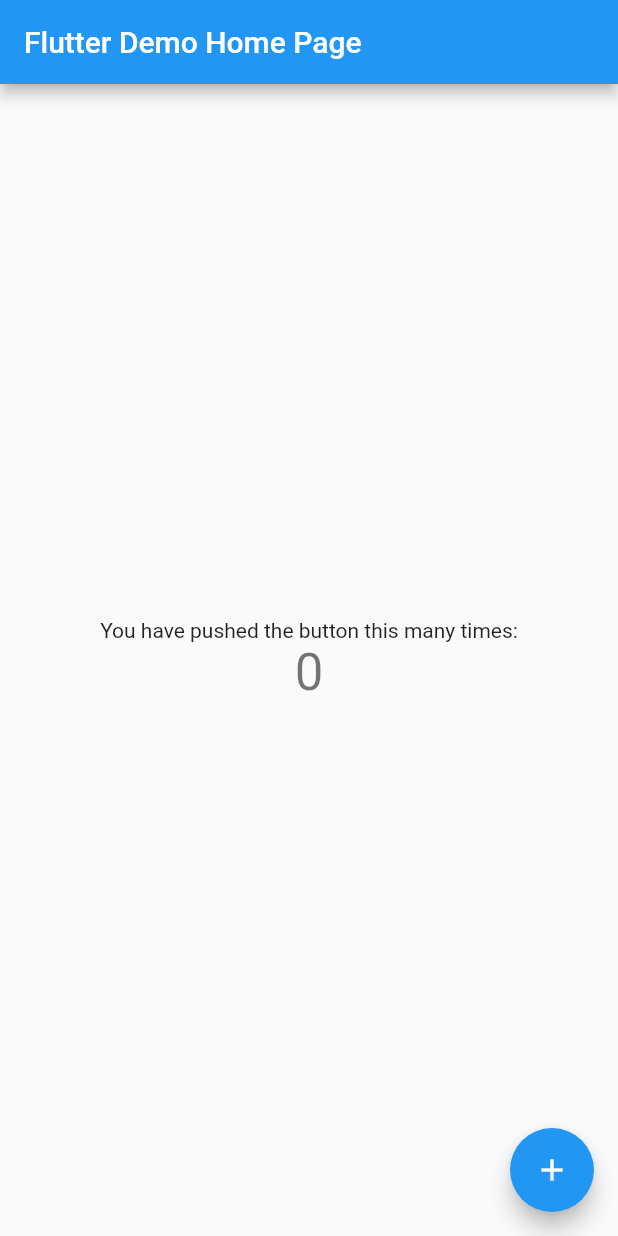
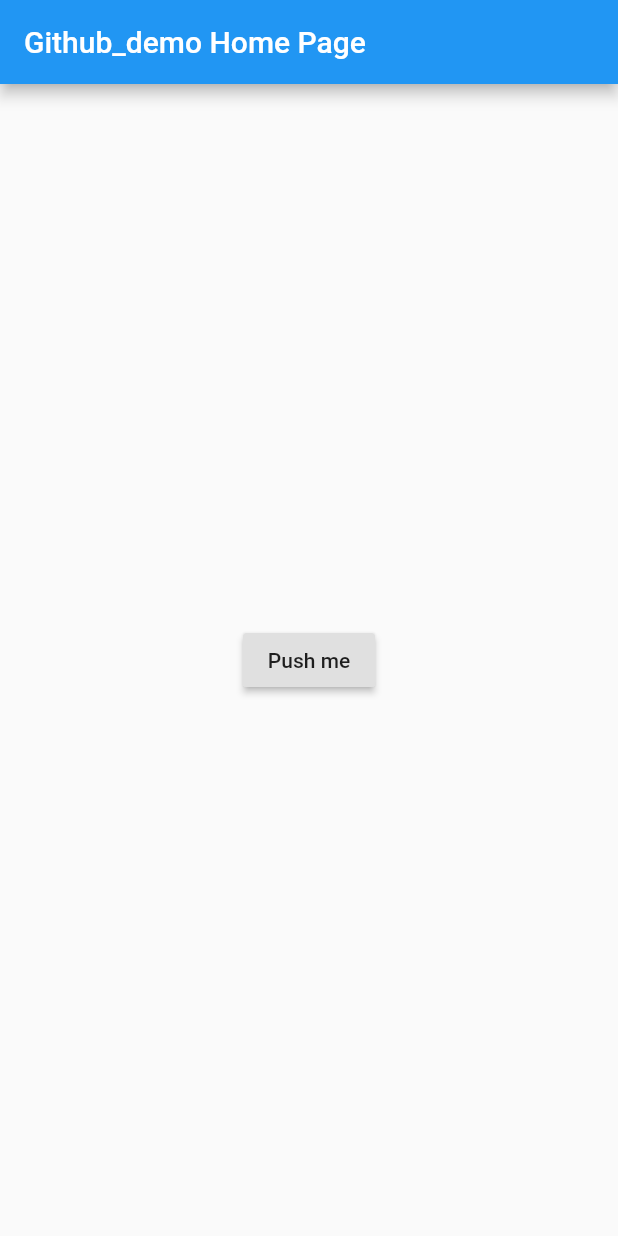
Before and after one commit to Gavrik93/github_test_app, a Flutter app: the screen it shows after launch, on a phone screen of 412 x 824 dp. Run offline on Flutter 3.47's test engine with Material 2 defaults, Android fonts, the phone set to English and light mode, and no system bars.

Commit message:
Fetch data from Github API for models

```diff
--- /dev/null
+++ b/lib/constants/github_constants.dart
@@ -0,0 +1,10 @@
+class GithubConstants {
+  static String baseGithubUrl = 'https://api.github.com';
+
+  static String user = 'Gavrik93';
+  static String repo = 'github_test_app';
+
+  static String getUser = "$baseGithubUrl/users$user";
+  static String getUserRepos = "$baseGithubUrl/users/$user/repos";
+  static String getUserCommits = "$baseGithubUrl/repos/$user/$repo/commits";
+}
--- a/lib/main.dart
+++ b/lib/main.dart
@@ -1,41 +1,39 @@
+import 'dart:convert';
+
 import 'package:flutter/material.dart';
+import './constants/github_constants.dart';
+import 'package:http/http.dart' as http;
+
 
 void main() => runApp(MyApp());
 
+//String url = GithubConstants.getUserCommits;
+// List<GithubParse> parseGithub(String responseBody) {
+
+// }
+
+Future fetchGithub() async {
+  String url = GithubConstants.getUserCommits;
+  final response = await http.get(url);
+  List <dynamic> githubData = jsonDecode(response.body);
+  print('${githubData.length}');
+}
+
 class MyApp extends StatelessWidget {
-  // This widget is the root of your application.
   @override
   Widget build(BuildContext context) {
     return MaterialApp(
-      title: 'Flutter Demo',
+      title: 'Github_demo',
       theme: ThemeData(
-        // This is the theme of your application.
-        //
-        // Try running your application with "flutter run". You'll see the
-        // application has a blue toolbar. Then, without quitting the app, try
-        // changing the primarySwatch below to Colors.green and then invoke
-        // "hot reload" (press "r" in the console where you ran "flutter run",
-        // or simply save your changes to "hot reload" in a Flutter IDE).
-        // Notice that the counter didn't reset back to zero; the application
-        // is not restarted.
         primarySwatch: Colors.blue,
       ),
-      home: MyHomePage(title: 'Flutter Demo Home Page'),
+      home: MyHomePage(title: 'Github_demo Home Page'),
     );
   }
 }
 
 class MyHomePage extends StatefulWidget {
   MyHomePage({Key key, this.title}) : super(key: key);
-
-  // This widget is the home page of your application. It is stateful, meaning
-  // that it has a State object (defined below) that contains fields that affect
-  // how it looks.
-
-  // This class is the configuration for the state. It holds the values (in this
-  // case the title) provided by the parent (in this case the App widget) and
-  // used by the build method of the State. Fields in a Widget subclass are
-  // always marked "final".
 
   final String title;
 
@@ -44,68 +42,23 @@ class MyHomePage extends StatefulWidget {
 }
 
 class _MyHomePageState extends State<MyHomePage> {
-  int _counter = 0;
-
-  void _incrementCounter() {
-    setState(() {
-      // This call to setState tells the Flutter framework that something has
-      // changed in this State, which causes it to rerun the build method below
-      // so that the display can reflect the updated values. If we changed
-      // _counter without calling setState(), then the build method would not be
-      // called again, and so nothing would appear to happen.
-      _counter++;
-    });
-  }
-
   @override
   Widget build(BuildContext context) {
-    // This method is rerun every time setState is called, for instance as done
-    // by the _incrementCounter method above.
-    //
-    // The Flutter framework has been optimized to make rerunning build methods
-    // fast, so that you can just rebuild anything that needs updating rather
-    // than having to individually change instances of widgets.
     return Scaffold(
       appBar: AppBar(
-        // Here we take the value from the MyHomePage object that was created by
-        // the App.build method, and use it to set our appbar title.
         title: Text(widget.title),
       ),
       body: Center(
-        // Center is a layout widget. It takes a single child and positions it
-        // in the middle of the parent.
         child: Column(
-          // Column is also a layout widget. It takes a list of children and
-          // arranges them vertically. By default, it sizes itself to fit its
-          // children horizontally, and tries to be as tall as its parent.
-          //
-          // Invoke "debug painting" (press "p" in the console, choose the
-          // "Toggle Debug Paint" action from the Flutter Inspector in Android
-          // Studio, or the "Toggle Debug Paint" command in Visual Studio Code)
-          // to see the wireframe for each widget.
-          //
-          // Column has various properties to control how it sizes itself and
-          // how it positions its children. Here we use mainAxisAlignment to
-          // center the children vertically; the main axis here is the vertical
-          // axis because Columns are vertical (the cross axis would be
-          // horizontal).
           mainAxisAlignment: MainAxisAlignment.center,
           children: <Widget>[
-            Text(
-              'You have pushed the button this many times:',
-            ),
-            Text(
-              '$_counter',
-              style: Theme.of(context).textTheme.display1,
-            ),
+            RaisedButton(
+              child: Text('Push me'),
+              onPressed: fetchGithub,
+            )
           ],
         ),
       ),
-      floatingActionButton: FloatingActionButton(
-        onPressed: _incrementCounter,
-        tooltip: 'Increment',
-        child: Icon(Icons.add),
-      ), // This trailing comma makes auto-formatting nicer for build methods.
     );
   }
 }
```
Also changed, not shown: lib/models/response.dart (added, +13 -0 lines), pubspec.yaml (+6 -1 lines), pubspec.lock.
